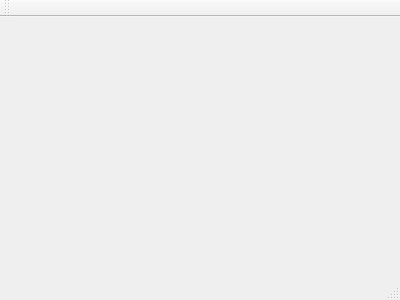
First picture: the form in QtCombo/mainwindow.ui, repository MiKaMaru/QtCombo, before the edit.
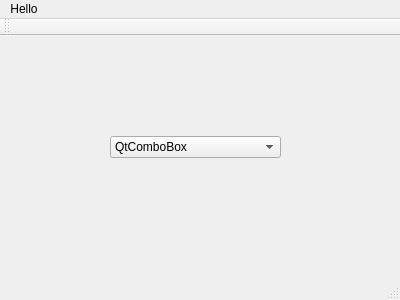
Second picture: the form after the edit.

Diff of the .ui file:
```diff
--- a/QtCombo/mainwindow.ui
+++ b/QtCombo/mainwindow.ui
@@ -12,13 +12,50 @@
   <property name="windowTitle" >
    <string>MainWindow</string>
   </property>
-  <widget class="QMenuBar" name="menuBar" />
-  <widget class="QToolBar" name="mainToolBar" />
-  <widget class="QWidget" name="centralWidget" />
-  <widget class="QStatusBar" name="statusBar" />
+  <widget class="QWidget" name="centralWidget">
+   <widget class="QComboBox" name="comboBox">
+    <property name="geometry">
+     <rect>
+      <x>110</x>
+      <y>100</y>
+      <width>171</width>
+      <height>22</height>
+     </rect>
+    </property>
+    <item>
+     <property name="text">
+      <string>QtComboBox</string>
+     </property>
+    </item>
+   </widget>
+  </widget>
+  <widget class="QMenuBar" name="menuBar">
+   <property name="geometry">
+    <rect>
+     <x>0</x>
+     <y>0</y>
+     <width>400</width>
+     <height>21</height>
+    </rect>
+   </property>
+   <widget class="QMenu" name="menuHello">
+    <property name="title">
+     <string>Hello</string>
+    </property>
+   </widget>
+   <addaction name="menuHello"/>
+  </widget>
+  <widget class="QToolBar" name="mainToolBar">
+   <attribute name="toolBarArea">
+    <enum>TopToolBarArea</enum>
+   </attribute>
+   <attribute name="toolBarBreak">
+    <bool>false</bool>
+   </attribute>
+  </widget>
+  <widget class="QStatusBar" name="statusBar"/>
  </widget>
- <layoutDefault spacing="6" margin="11" />
- <pixmapfunction></pixmapfunction>
+ <layoutdefault spacing="6" margin="11"/>
  <resources/>
  <connections/>
 </ui>
```
Left out of the diff: 7 changed lines with no effect on the pictures.
